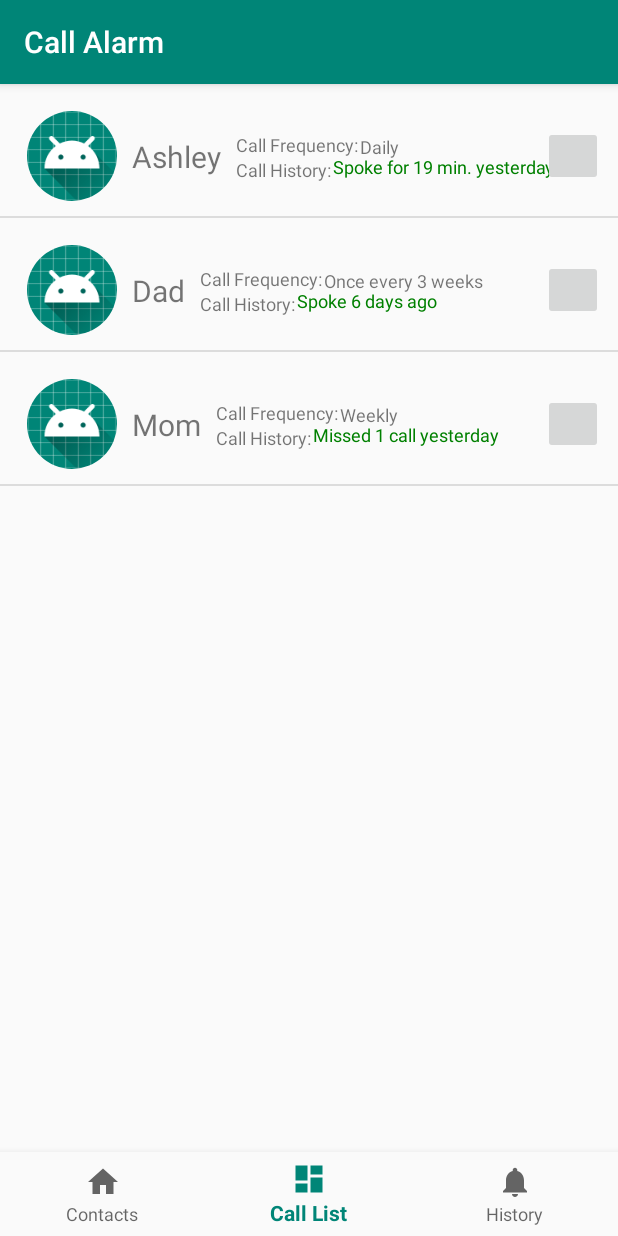
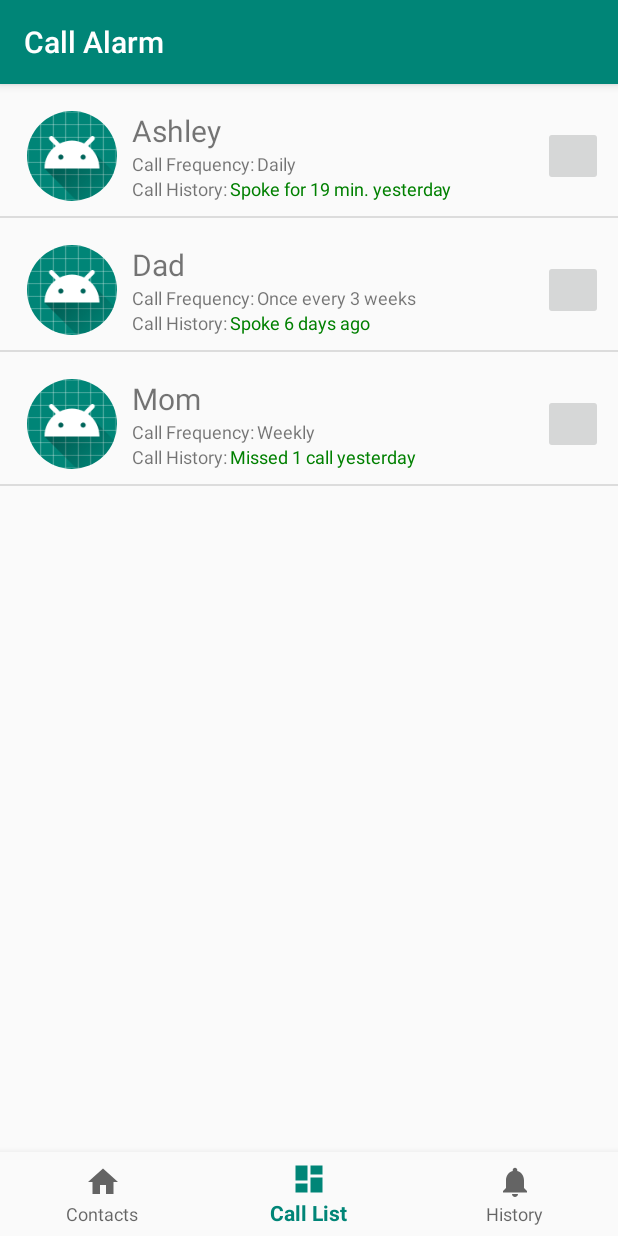
Before and after one commit to HDell/CallAlarm, an Android app: the screen it shows after launch (MainActivity), item 2 of the bottom bar chosen, on a phone screen of 412 x 824 dp. Run offline under Robolectric (Android 15) with nearby library versions, the phone set to English and light mode, and no system bars; our stand-ins replace CircleImageView; 2 statements that could not run were skipped.

Commit message:
Adds basic outgoing proxy logic & updates call list tab layout

```diff
--- a/app/src/main/java/com/tuprojects/hd/callalarm/HistoryAdapter.java
+++ b/app/src/main/java/com/tuprojects/hd/callalarm/HistoryAdapter.java
@@ -57,7 +57,7 @@ public class HistoryAdapter extends RecyclerView.Adapter<HistoryAdapter.ViewHold
         //String nameNum = dataset.get(position).getName()+" "+dataset.get(position).getNumber();
         holder.nameTextView.setText(dataset.get(position).getName());
 
-        String details = dataset.get(position).getType()+", "+dataset.get(position).getDate()+", "+dataset.get(position).getDuration();
+        String details = dataset.get(position).getType()+", "+dataset.get(position).getDate();
         holder.detailsTextView.setText(details);
 
     }
--- a/app/src/main/java/com/tuprojects/hd/callalarm/HistoryFragment.java
+++ b/app/src/main/java/com/tuprojects/hd/callalarm/HistoryFragment.java
@@ -99,7 +99,11 @@ public class HistoryFragment extends Fragment {
                 this.name = name;
             }
             this.number = number;
-            this.type = type;
+            if (type.equals("Outgoing") && Integer.parseInt(duration) <= 5){ //proxy for missed outgoing calls until better method is found
+                this.type = type+" (Missed)";
+            } else {
+                this.type = type;
+            }
             this.duration = duration;
             this.date = date;
         }
--- a/app/src/main/res/layout/call_list_recyclerview_row.xml
+++ b/app/src/main/res/layout/call_list_recyclerview_row.xml
@@ -26,7 +26,7 @@
         android:layout_marginStart="10dp"
         app:layout_constraintLeft_toRightOf="@id/contacts_image"
         app:layout_constraintTop_toTopOf="@id/contacts_image"
-        app:layout_constraintBottom_toBottomOf="@id/contacts_image"
+        app:layout_constraintBottom_toTopOf="@id/call_frequency_holder"
         android:textSize="20sp"/>
 
     <TextView
@@ -35,9 +35,9 @@
         android:layout_height="wrap_content"
         android:text="@string/call_list_frequency"
         android:layout_marginStart="10dp"
-        app:layout_constraintLeft_toRightOf="@id/call_list_name_holder"
-        app:layout_constraintTop_toTopOf="@id/call_list_name_holder"
-        app:layout_constraintBottom_toTopOf="@id/call_history_holder"
+        app:layout_constraintLeft_toRightOf="@id/contacts_image"
+        app:layout_constraintTop_toBottomOf="@id/call_list_name_holder"
+        app:layout_constraintBottom_toBottomOf="@id/call_history_holder"
         android:textSize="12sp"/>
 
     <TextView
@@ -45,10 +45,10 @@
         android:layout_width="wrap_content"
         android:layout_height="wrap_content"
         android:text="@string/dummy_text"
-        android:layout_marginStart="1dp"
+        android:layout_marginStart="2dp"
         app:layout_constraintLeft_toRightOf="@id/call_frequency_holder"
-        app:layout_constraintTop_toTopOf="@id/call_list_name_holder"
-        app:layout_constraintBottom_toTopOf="@id/call_history_holder"
+        app:layout_constraintTop_toTopOf="@id/call_frequency_holder"
+        app:layout_constraintBottom_toBottomOf="@id/call_frequency_holder"
         android:textSize="12sp"/>
 
     <TextView
@@ -57,9 +57,9 @@
         android:layout_height="wrap_content"
         android:text="@string/call_list_history"
         android:layout_marginStart="10dp"
-        app:layout_constraintLeft_toRightOf="@id/call_list_name_holder"
+        app:layout_constraintLeft_toRightOf="@id/contacts_image"
         app:layout_constraintTop_toBottomOf="@id/call_frequency_holder"
-        app:layout_constraintBottom_toBottomOf="@id/call_list_name_holder"
+        app:layout_constraintBottom_toBottomOf="@id/contacts_image"
         android:textSize="12sp"/>
 
     <TextView
@@ -67,11 +67,11 @@
         android:layout_width="wrap_content"
         android:layout_height="wrap_content"
         android:text="@string/dummy_text"
-        android:layout_marginStart="1dp"
+        android:layout_marginStart="2dp"
         android:textColor="#008000"
         app:layout_constraintLeft_toRightOf="@id/call_history_holder"
-        app:layout_constraintTop_toBottomOf="@id/call_frequency_holder"
-        app:layout_constraintBottom_toBottomOf="@id/call_list_name_holder"
+        app:layout_constraintTop_toTopOf="@id/call_history_holder"
+        app:layout_constraintBottom_toBottomOf="@id/call_history_holder"
         android:textSize="12sp"/>
 
     <ImageButton
```
